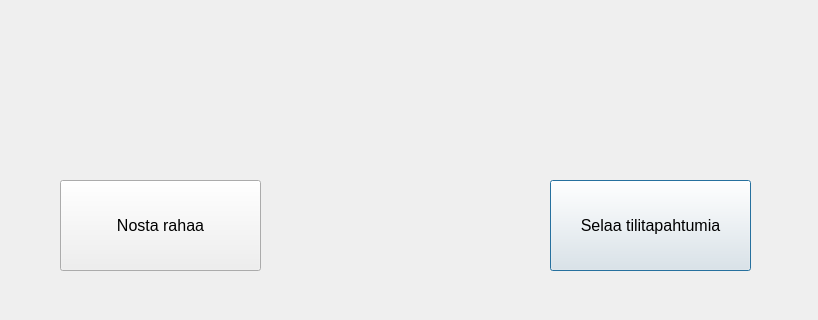
The window that bankautomat/valikko.ui (tvt21kmo-bank-project/group_15) describes before a commit, drawn with Qt 5; both pictures show x 0 to 818 and y 0 to 320 of the 818 by 580 pixel window.
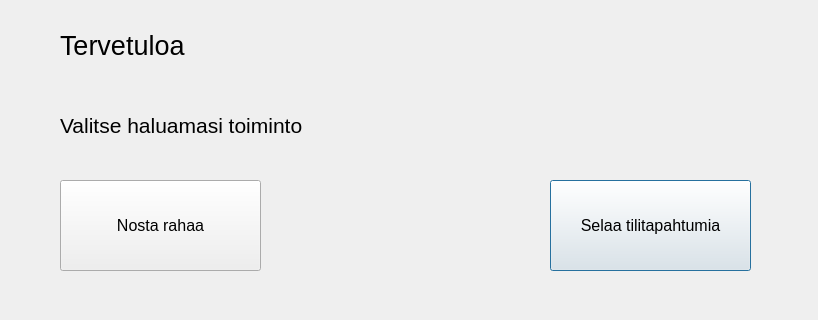
The same window after the commit.

Patch:
```diff
--- a/bankautomat/valikko.ui
+++ b/bankautomat/valikko.ui
@@ -49,24 +49,6 @@
     <string>Nosta rahaa</string>
    </property>
   </widget>
-  <widget class="QLabel" name="label_asiakas">
-   <property name="geometry">
-    <rect>
-     <x>250</x>
-     <y>60</y>
-     <width>381</width>
-     <height>61</height>
-    </rect>
-   </property>
-   <property name="font">
-    <font>
-     <pointsize>20</pointsize>
-    </font>
-   </property>
-   <property name="text">
-    <string/>
-   </property>
-  </widget>
   <widget class="QPushButton" name="btn_saldo">
    <property name="geometry">
     <rect>
@@ -103,6 +85,60 @@
     <string>Kirjaudu ulos</string>
    </property>
   </widget>
+  <widget class="QLabel" name="label_2">
+   <property name="geometry">
+    <rect>
+     <x>60</x>
+     <y>100</y>
+     <width>321</width>
+     <height>51</height>
+    </rect>
+   </property>
+   <property name="font">
+    <font>
+     <pointsize>16</pointsize>
+    </font>
+   </property>
+   <property name="text">
+    <string>Valitse haluamasi toiminto</string>
+   </property>
+  </widget>
+  <widget class="QWidget" name="layoutWidget">
+   <property name="geometry">
+    <rect>
+     <x>60</x>
+     <y>30</y>
+     <width>691</width>
+     <height>42</height>
+    </rect>
+   </property>
+   <layout class="QFormLayout" name="formLayout">
+    <item row="0" column="0">
+     <widget class="QLabel" name="label">
+      <property name="font">
+       <font>
+        <pointsize>20</pointsize>
+       </font>
+      </property>
+      <property name="text">
+       <string>Tervetuloa</string>
+      </property>
+     </widget>
+    </item>
+    <item row="0" column="1">
+     <widget class="QLabel" name="label_asiakas">
+      <property name="font">
+       <font>
+        <pointsize>20</pointsize>
+       </font>
+      </property>
+      <property name="text">
+       <string/>
+      </property>
+     </widget>
+    </item>
+   </layout>
+  </widget>
  </widget>
  <resources/>
  <connections/>
```
